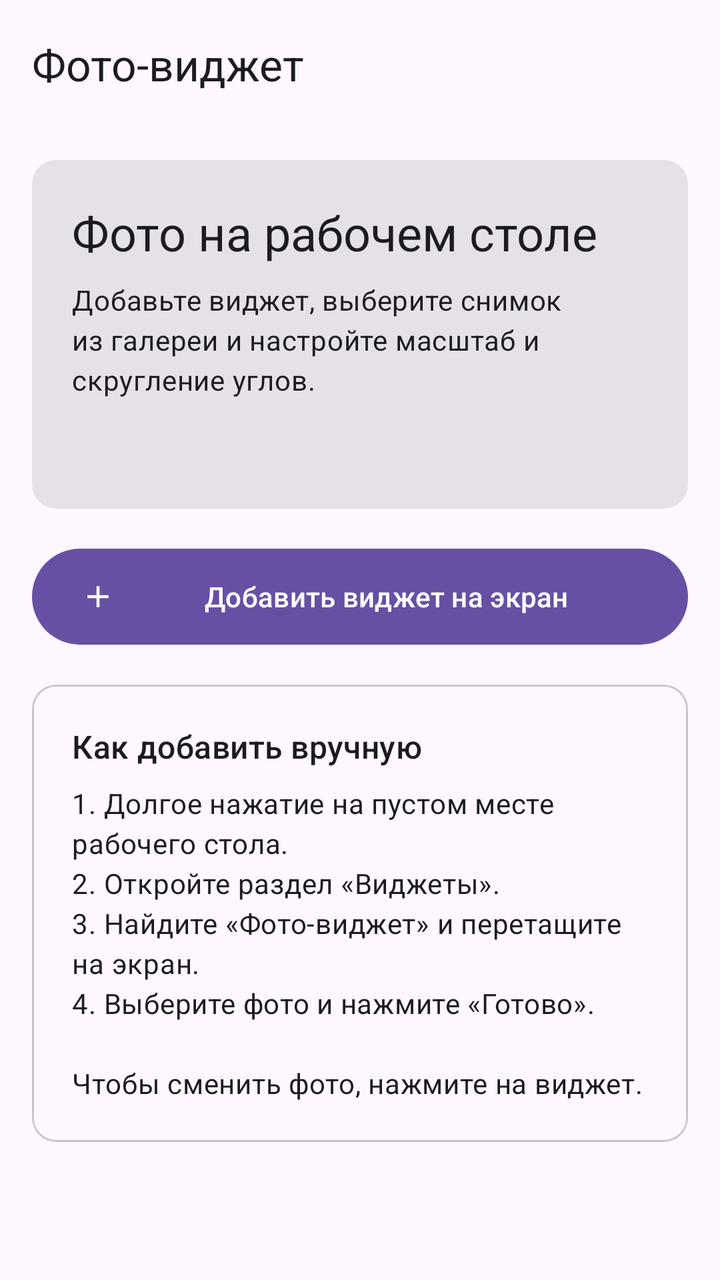
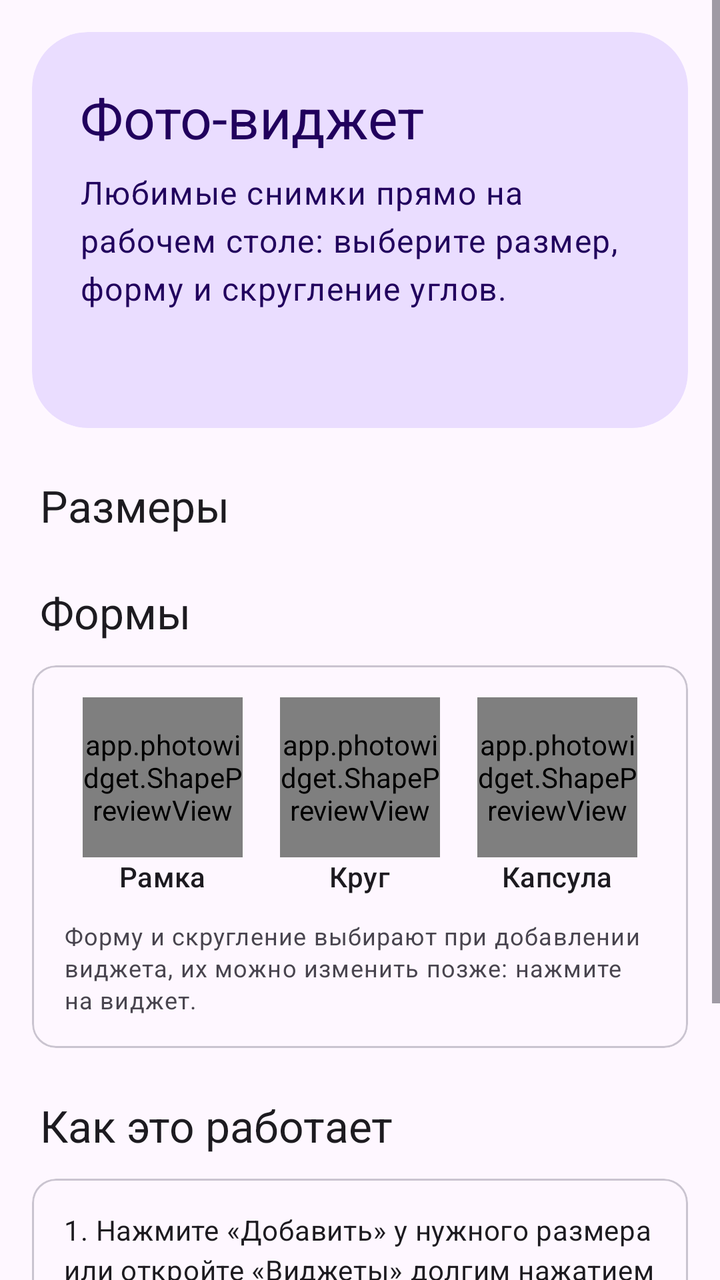

Before-and-after screenshots of an Android layout around one commit, followed by the original layout XML and the change that was made.
<!-- AndroidManifest.xml: application theme Theme.PhotoWidget -->
<!-- res/layout/activity_main.xml -->
<?xml version="1.0" encoding="utf-8"?>
<LinearLayout xmlns:android="http://schemas.android.com/apk/res/android"
    xmlns:app="http://schemas.android.com/apk/res-auto"
    android:layout_width="match_parent"
    android:layout_height="match_parent"
    android:background="?attr/colorSurface"
    android:orientation="vertical">

    <com.google.android.material.appbar.MaterialToolbar
        android:id="@+id/toolbar"
        android:layout_width="match_parent"
        android:layout_height="?attr/actionBarSize"
        app:title="@string/app_name" />

    <ScrollView
        android:layout_width="match_parent"
        android:layout_height="0dp"
        android:layout_weight="1"
        android:fillViewport="true">

        <LinearLayout
            android:layout_width="match_parent"
            android:layout_height="wrap_content"
            android:orientation="vertical"
            android:padding="16dp">

            <com.google.android.material.card.MaterialCardView
                style="@style/Widget.Material3.CardView.Filled"
                android:layout_width="match_parent"
                android:layout_height="wrap_content">

                <LinearLayout
                    android:layout_width="match_parent"
                    android:layout_height="wrap_content"
                    android:orientation="vertical"
                    android:padding="20dp">

                    <TextView
                        android:layout_width="wrap_content"
                        android:layout_height="wrap_content"
                        android:text="@string/main_headline"
                        android:textAppearance="?attr/textAppearanceHeadlineSmall" />

                    <TextView
                        android:layout_width="wrap_content"
                        android:layout_height="wrap_content"
                        android:layout_marginTop="8dp"
                        android:text="@string/main_desc"
                        android:textAppearance="?attr/textAppearanceBodyMedium" />

                    <TextView
                        android:id="@+id/tv_count"
                        android:layout_width="wrap_content"
                        android:layout_height="wrap_content"
                        android:layout_marginTop="16dp"
                        android:textAppearance="?attr/textAppearanceLabelLarge"
                        android:textColor="?attr/colorPrimary" />
                </LinearLayout>
            </com.google.android.material.card.MaterialCardView>

            <com.google.android.material.button.MaterialButton
                android:id="@+id/btn_add_widget"
                android:layout_width="match_parent"
                android:layout_height="wrap_content"
                android:layout_marginTop="16dp"
                android:minHeight="56dp"
                android:text="@string/add_widget"
                app:icon="@drawable/ic_add" />

            <com.google.android.material.card.MaterialCardView
                style="@style/Widget.Material3.CardView.Outlined"
                android:layout_width="match_parent"
                android:layout_height="wrap_content"
                android:layout_marginTop="16dp">

                <LinearLayout
                    android:layout_width="match_parent"
                    android:layout_height="wrap_content"
                    android:orientation="vertical"
                    android:padding="20dp">

                    <TextView
                        android:layout_width="wrap_content"
                        android:layout_height="wrap_content"
                        android:text="@string/how_title"
                        android:textAppearance="?attr/textAppearanceTitleMedium" />

                    <TextView
                        android:layout_width="wrap_content"
                        android:layout_height="wrap_content"
                        android:layout_marginTop="8dp"
                        android:lineSpacingExtra="4dp"
                        android:text="@string/how_steps"
                        android:textAppearance="?attr/textAppearanceBodyMedium" />
                </LinearLayout>
            </com.google.android.material.card.MaterialCardView>
        </LinearLayout>
    </ScrollView>
</LinearLayout>
<!-- resources referenced by this layout -->
<resources>
  <!-- drawable ic_add (drawable) -->
  <vector xmlns:android="http://schemas.android.com/apk/res/android"
      android:width="24dp"
      android:height="24dp"
      android:viewportWidth="24"
      android:viewportHeight="24"
      android:tint="?attr/colorControlNormal">
      <path
          android:fillColor="#FFFFFFFF"
          android:pathData="M19,13h-6v6h-2v-6H5v-2h6V5h2v6h6z" />
  </vector>
  <string name="add_widget">Добавить виджет на экран</string>
  <string name="app_name">Фото-виджет</string>
  <string name="how_steps">1. Долгое нажатие на пустом месте рабочего стола.\n2. Откройте раздел «Виджеты».\n3. Найдите «Фото-виджет» и перетащите на экран.\n4. Выберите фото и нажмите «Готово».\n\nЧтобы сменить фото, нажмите на виджет.</string>
  <string name="how_title">Как добавить вручную</string>
  <string name="main_desc">Добавьте виджет, выберите снимок из галереи и настройте масштаб и скругление углов.</string>
  <string name="main_headline">Фото на рабочем столе</string>
  <style name="Theme.PhotoWidget" parent="Theme.Material3.DayNight.NoActionBar" />
</resources>

<!-- the commit's change to res/layout/activity_main.xml (unified diff, before → after) -->
@@ -1,99 +1,184 @@
 <?xml version="1.0" encoding="utf-8"?>
-<LinearLayout xmlns:android="http://schemas.android.com/apk/res/android"
+<ScrollView xmlns:android="http://schemas.android.com/apk/res/android"
     xmlns:app="http://schemas.android.com/apk/res-auto"
     android:layout_width="match_parent"
     android:layout_height="match_parent"
     android:background="?attr/colorSurface"
-    android:orientation="vertical">
+    android:fillViewport="true">
 
-    <com.google.android.material.appbar.MaterialToolbar
-        android:id="@+id/toolbar"
+    <LinearLayout
         android:layout_width="match_parent"
-        android:layout_height="?attr/actionBarSize"
-        app:title="@string/app_name" />
+        android:layout_height="wrap_content"
+        android:orientation="vertical"
+        android:padding="16dp">
 
-    <ScrollView
-        android:layout_width="match_parent"
-        android:layout_height="0dp"
-        android:layout_weight="1"
-        android:fillViewport="true">
+        <com.google.android.material.card.MaterialCardView
+            style="@style/Widget.Material3.CardView.Filled"
+            android:layout_width="match_parent"
+            android:layout_height="wrap_content"
+            app:cardBackgroundColor="?attr/colorPrimaryContainer"
+            app:cardCornerRadius="28dp">
+
+            <LinearLayout
+                android:layout_width="match_parent"
+                android:layout_height="wrap_content"
+                android:orientation="vertical"
+                android:padding="24dp">
+
+                <TextView
+                    android:layout_width="wrap_content"
+                    android:layout_height="wrap_content"
+                    android:text="@string/main_headline"
+                    android:textAppearance="?attr/textAppearanceHeadlineMedium"
+                    android:textColor="?attr/colorOnPrimaryContainer" />
+
+                <TextView
+                    android:layout_width="wrap_content"
+                    android:layout_height="wrap_content"
+                    android:layout_marginTop="8dp"
+                    android:text="@string/main_desc"
+                    android:textAppearance="?attr/textAppearanceBodyLarge"
+                    android:textColor="?attr/colorOnPrimaryContainer" />
+
+                <TextView
+                    android:id="@+id/tv_count"
+                    android:layout_width="wrap_content"
+                    android:layout_height="wrap_content"
+                    android:layout_marginTop="16dp"
+                    android:textAppearance="?attr/textAppearanceLabelLarge"
+                    android:textColor="?attr/colorOnPrimaryContainer" />
+            </LinearLayout>
+        </com.google.android.material.card.MaterialCardView>
+
+        <TextView
+            android:layout_width="wrap_content"
+            android:layout_height="wrap_content"
+            android:layout_marginStart="4dp"
+            android:layout_marginTop="24dp"
+            android:layout_marginBottom="12dp"
+            android:text="@string/section_sizes"
+            android:textAppearance="?attr/textAppearanceTitleLarge" />
 
         <LinearLayout
+            android:id="@+id/container_presets"
             android:layout_width="match_parent"
             android:layout_height="wrap_content"
-            android:orientation="vertical"
-            android:padding="16dp">
+            android:orientation="vertical" />
 
-            <com.google.android.material.card.MaterialCardView
-                style="@style/Widget.Material3.CardView.Filled"
+        <TextView
+            android:layout_width="wrap_content"
+            android:layout_height="wrap_content"
+            android:layout_marginStart="4dp"
+            android:layout_marginTop="12dp"
+            android:layout_marginBottom="12dp"
+            android:text="@string/section_shapes"
+            android:textAppearance="?attr/textAppearanceTitleLarge" />
+
+        <com.google.android.material.card.MaterialCardView
+            style="@style/Widget.Material3.CardView.Outlined"
+            android:layout_width="match_parent"
+            android:layout_height="wrap_content">
+
+            <LinearLayout
                 android:layout_width="match_parent"
-                android:layout_height="wrap_content">
+                android:layout_height="wrap_content"
+                android:orientation="vertical"
+                android:padding="16dp">
 
                 <LinearLayout
                     android:layout_width="match_parent"
                     android:layout_height="wrap_content"
-                    android:orientation="vertical"
-                    android:padding="20dp">
+                    android:orientation="horizontal">
 
-                    <TextView
-                        android:layout_width="wrap_content"
+                    <LinearLayout
+                        android:layout_width="0dp"
                         android:layout_height="wrap_content"
-                        android:text="@string/main_headline"
-                        android:textAppearance="?attr/textAppearanceHeadlineSmall" />
+                        android:layout_weight="1"
+                        android:gravity="center_horizontal"
+                        android:orientation="vertical">
 
-                    <TextView
-                        android:layout_width="wrap_content"
+                        <app.photowidget.ShapePreviewView
+                            android:id="@+id/shape_rounded"
+                            android:layout_width="80dp"
+                            android:layout_height="80dp" />
+
+                        <TextView
+                            android:layout_width="wrap_content"
+                            android:layout_height="wrap_content"
+                            android:text="@string/shape_rounded"
+                            android:textAppearance="?attr/textAppearanceLabelLarge" />
+                    </LinearLayout>
+
+                    <LinearLayout
+                        android:layout_width="0dp"
                         android:layout_height="wrap_content"
-                        android:layout_marginTop="8dp"
-                        android:text="@string/main_desc"
-                        android:textAppearance="?attr/textAppearanceBodyMedium" />
+                        android:layout_weight="1"
+                        android:gravity="center_horizontal"
+                        android:orientation="vertical">
 
-                    <TextView
-                        android:id="@+id/tv_count"
-                        android:layout_width="wrap_content"
+                        <app.photowidget.ShapePreviewView
+                            android:id="@+id/shape_circle"
+                            android:layout_width="80dp"
+                            android:layout_height="80dp" />
+
+                        <TextView
+                            android:layout_width="wrap_content"
+                            android:layout_height="wrap_content"
+                            android:text="@string/shape_circle"
+                            android:textAppearance="?attr/textAppearanceLabelLarge" />
+                    </LinearLayout>
+
+                    <LinearLayout
+                        android:layout_width="0dp"
                         android:layout_height="wrap_content"
-                        android:layout_marginTop="16dp"
-                        android:textAppearance="?attr/textAppearanceLabelLarge"
-                        android:textColor="?attr/colorPrimary" />
+                        android:layout_weight="1"
+                        android:gravity="center_horizontal"
+                        android:orientation="vertical">
+
+                        <app.photowidget.ShapePreviewView
+                            android:id="@+id/shape_capsule"
+                            android:layout_width="80dp"
+                            android:layout_height="80dp" />
+
+                        <TextView
+                            android:layout_width="wrap_content"
+                            android:layout_height="wrap_content"
+                            android:text="@string/shape_capsule"
+                            android:textAppearance="?attr/textAppearanceLabelLarge" />
+                    </LinearLayout>
                 </LinearLayout>
-            </com.google.android.material.card.MaterialCardView>
 
-            <com.google.android.material.button.MaterialButton
-                android:id="@+id/btn_add_widget"
+                <TextView
+                    android:layout_width="match_parent"
+                    android:layout_height="wrap_content"
+                    android:layout_marginTop="12dp"
+                    android:text="@string/shapes_hint"
+                    android:textAppearance="?attr/textAppearanceBodySmall"
+                    android:textColor="?attr/colorOnSurfaceVariant" />
+            </LinearLayout>
+        </com.google.android.material.card.MaterialCardView>
+
+        <TextView
+            android:layout_width="wrap_content"
+            android:layout_height="wrap_content"
+            android:layout_marginStart="4dp"
+            android:layout_marginTop="24dp"
+            android:layout_marginBottom="12dp"
+            android:text="@string/section_how"
+            android:textAppearance="?attr/textAppearanceTitleLarge" />
+
+        <com.google.android.material.card.MaterialCardView
+            style="@style/Widget.Material3.CardView.Outlined"
+            android:layout_width="match_parent"
+            android:layout_height="wrap_content">
+
+            <TextView
                 android:layout_width="match_parent"
                 android:layout_height="wrap_content"
-                android:layout_marginTop="16dp"
-                android:minHeight="56dp"
-                android:text="@string/add_widget"
-                app:icon="@drawable/ic_add" />
-
-            <com.google.android.material.card.MaterialCardView
-                style="@style/Widget.Material3.CardView.Outlined"
-                android:layout_width="match_parent"
-                android:layout_height="wrap_content"
-                android:layout_marginTop="16dp">
-
-                <LinearLayout
-                    android:layout_width="match_parent"
-                    android:layout_height="wrap_content"
-                    android:orientation="vertical"
-                    android:padding="20dp">
-
-                    <TextView
-                        android:layout_width="wrap_content"
-                        android:layout_height="wrap_content"
-                        android:text="@string/how_title"
-                        android:textAppearance="?attr/textAppearanceTitleMedium" />
-
-                    <TextView
-                        android:layout_width="wrap_content"
-                        android:layout_height="wrap_content"
-                        android:layout_marginTop="8dp"
-                        android:lineSpacingExtra="4dp"
-                        android:text="@string/how_steps"
-                        android:textAppearance="?attr/textAppearanceBodyMedium" />
-                </LinearLayout>
-            </com.google.android.material.card.MaterialCardView>
-        </LinearLayout>
-    </ScrollView>
-</LinearLayout>
+                android:lineSpacingExtra="4dp"
+                android:padding="16dp"
+                android:text="@string/how_steps"
+                android:textAppearance="?attr/textAppearanceBodyMedium" />
+        </com.google.android.material.card.MaterialCardView>
+    </LinearLayout>
+</ScrollView>
<!-- resource entries referenced after the edit -->
@@ -1,22 +1,15 @@
 <!-- resources referenced by this layout -->
 <resources>
-  <!-- drawable ic_add (drawable) -->
-  <vector xmlns:android="http://schemas.android.com/apk/res/android"
-      android:width="24dp"
-      android:height="24dp"
-      android:viewportWidth="24"
-      android:viewportHeight="24"
-      android:tint="?attr/colorControlNormal">
-      <path
-          android:fillColor="#FFFFFFFF"
-          android:pathData="M19,13h-6v6h-2v-6H5v-2h6V5h2v6h6z" />
-  </vector>
-  <string name="add_widget">Добавить виджет на экран</string>
-  <string name="app_name">Фото-виджет</string>
-  <string name="how_steps">1. Долгое нажатие на пустом месте рабочего стола.\n2. Откройте раздел «Виджеты».\n3. Найдите «Фото-виджет» и перетащите на экран.\n4. Выберите фото и нажмите «Готово».\n\nЧтобы сменить фото, нажмите на виджет.</string>
-  <string name="how_title">Как добавить вручную</string>
-  <string name="main_desc">Добавьте виджет, выберите снимок из галереи и настройте масштаб и скругление углов.</string>
-  <string name="main_headline">Фото на рабочем столе</string>
+  <string name="how_steps">1. Нажмите «Добавить» у нужного размера или откройте «Виджеты» долгим нажатием на рабочем столе.\n2. Выберите фото, форму и скругление.\n3. Нажмите «Готово».\n\nРазмер меняется прямо на рабочем столе: потяните за рамку виджета, фото перекадрируется автоматически.</string>
+  <string name="main_desc">Любимые снимки прямо на рабочем столе: выберите размер, форму и скругление углов.</string>
+  <string name="main_headline">Фото-виджет</string>
+  <string name="section_how">Как это работает</string>
+  <string name="section_shapes">Формы</string>
+  <string name="section_sizes">Размеры</string>
+  <string name="shape_capsule">Капсула</string>
+  <string name="shape_circle">Круг</string>
+  <string name="shape_rounded">Рамка</string>
+  <string name="shapes_hint">Форму и скругление выбирают при добавлении виджета, их можно изменить позже: нажмите на виджет.</string>
   <style name="Theme.PhotoWidget" parent="Theme.Material3.DayNight.NoActionBar" />
 </resources>
 
